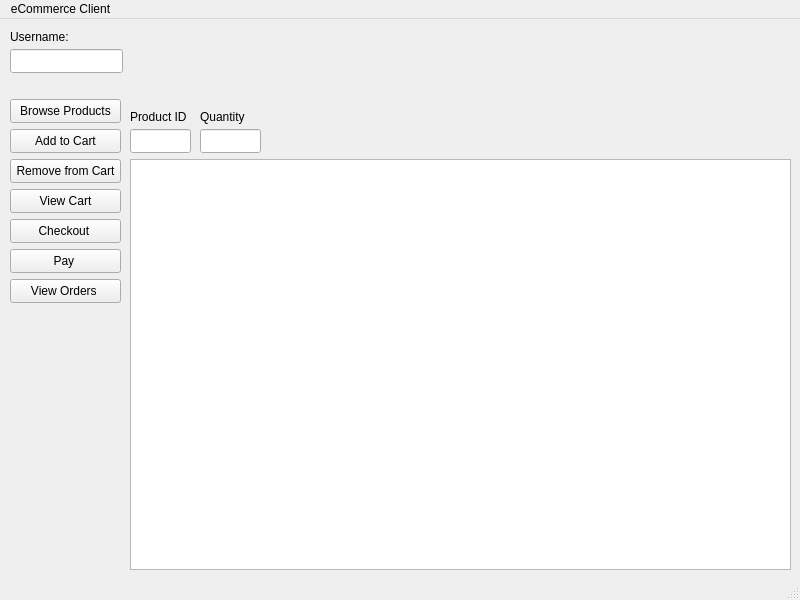
Above: client/mainwindow.ui from NinoBleus/NetworkProgramming before the change. Below: the same form after it.
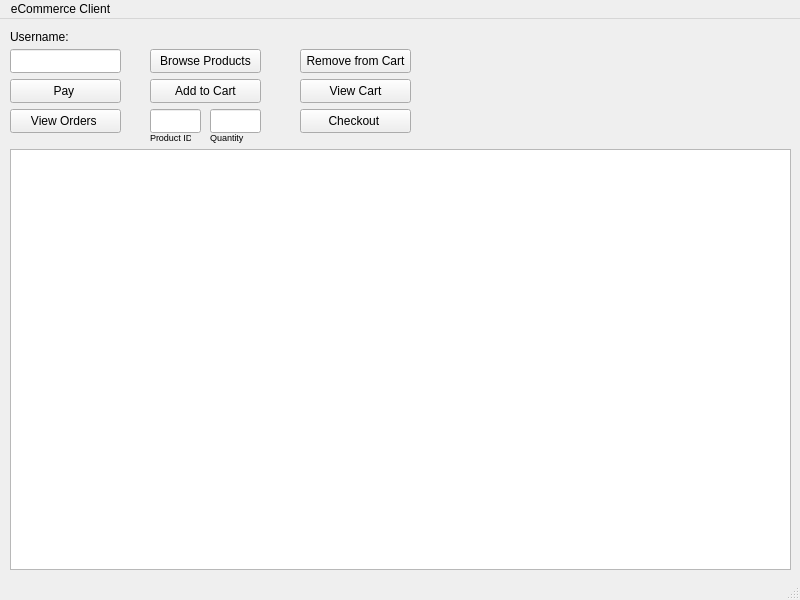
That is the form after the change.

Commit message: cleaned client and less delay for heartbeat for more responsivness

What changed in the file:
```diff
--- a/client/mainwindow.ui
+++ b/client/mainwindow.ui
@@ -32,7 +32,7 @@
      <rect>
       <x>10</x>
       <y>30</y>
-      <width>113</width>
+      <width>111</width>
       <height>24</height>
      </rect>
     </property>
@@ -40,8 +40,8 @@
    <widget class="QPushButton" name="browseProductsButton">
     <property name="geometry">
      <rect>
-      <x>10</x>
-      <y>80</y>
+      <x>150</x>
+      <y>30</y>
       <width>111</width>
       <height>24</height>
      </rect>
@@ -53,8 +53,8 @@
    <widget class="QPushButton" name="addToCartButton">
     <property name="geometry">
      <rect>
-      <x>10</x>
-      <y>110</y>
+      <x>150</x>
+      <y>60</y>
       <width>111</width>
       <height>24</height>
      </rect>
@@ -66,8 +66,8 @@
    <widget class="QPushButton" name="viewCartButton">
     <property name="geometry">
      <rect>
-      <x>10</x>
-      <y>170</y>
+      <x>300</x>
+      <y>60</y>
       <width>111</width>
       <height>24</height>
      </rect>
@@ -79,8 +79,8 @@
    <widget class="QPushButton" name="checkoutButton">
     <property name="geometry">
      <rect>
-      <x>10</x>
-      <y>200</y>
+      <x>300</x>
+      <y>90</y>
       <width>111</width>
       <height>24</height>
      </rect>
@@ -93,7 +93,7 @@
     <property name="geometry">
      <rect>
       <x>10</x>
-      <y>230</y>
+      <y>60</y>
       <width>111</width>
       <height>24</height>
      </rect>
@@ -106,7 +106,7 @@
     <property name="geometry">
      <rect>
       <x>10</x>
-      <y>260</y>
+      <y>90</y>
       <width>111</width>
       <height>24</height>
      </rect>
@@ -118,9 +118,9 @@
    <widget class="QLineEdit" name="productIdLineEdit">
     <property name="geometry">
      <rect>
-      <x>130</x>
-      <y>110</y>
-      <width>61</width>
+      <x>150</x>
+      <y>90</y>
+      <width>51</width>
       <height>24</height>
      </rect>
     </property>
@@ -128,9 +128,9 @@
    <widget class="QLineEdit" name="quantityLineEdit">
     <property name="geometry">
      <rect>
-      <x>200</x>
-      <y>110</y>
-      <width>61</width>
+      <x>210</x>
+      <y>90</y>
+      <width>51</width>
       <height>24</height>
      </rect>
     </property>
@@ -138,12 +138,17 @@
    <widget class="QLabel" name="Username_2">
     <property name="geometry">
      <rect>
-      <x>130</x>
-      <y>90</y>
-      <width>61</width>
+      <x>150</x>
+      <y>110</y>
+      <width>41</width>
       <height>16</height>
      </rect>
     </property>
+    <property name="font">
+     <font>
+      <pointsize>7</pointsize>
+     </font>
+    </property>
     <property name="text">
      <string>Product ID</string>
     </property>
@@ -151,12 +156,17 @@
    <widget class="QLabel" name="Username_3">
     <property name="geometry">
      <rect>
-      <x>200</x>
-      <y>90</y>
-      <width>61</width>
+      <x>210</x>
+      <y>110</y>
+      <width>51</width>
       <height>16</height>
      </rect>
     </property>
+    <property name="font">
+     <font>
+      <pointsize>7</pointsize>
+     </font>
+    </property>
     <property name="text">
      <string>Quantity</string>
     </property>
@@ -164,18 +174,18 @@
    <widget class="QListWidget" name="messagesListWidget">
     <property name="geometry">
      <rect>
-      <x>130</x>
-      <y>140</y>
-      <width>661</width>
-      <height>411</height>
+      <x>10</x>
+      <y>130</y>
+      <width>781</width>
+      <height>421</height>
      </rect>
     </property>
    </widget>
    <widget class="QPushButton" name="removeFromCartButton">
     <property name="geometry">
      <rect>
-      <x>10</x>
-      <y>140</y>
+      <x>300</x>
+      <y>30</y>
       <width>111</width>
       <height>24</height>
      </rect>
```
Left out of the diff: 3 changed lines with no effect on the pictures. The commit also changes 2 other files.
